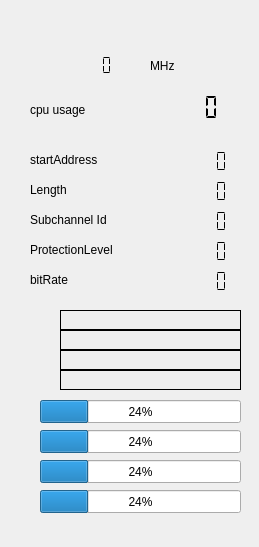
First picture: the form in eti-backend/forms/technical_data.ui, repository JvanKatwijk/eti-stuff, before the edit.
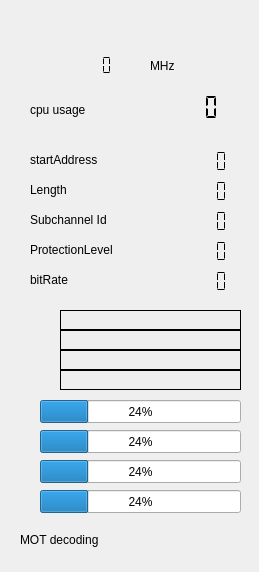
Second picture: the form after the edit.

Diff of the .ui file:
```diff
--- a/eti-backend/forms/technical_data.ui
+++ b/eti-backend/forms/technical_data.ui
@@ -7,7 +7,7 @@
     <x>0</x>
     <y>0</y>
     <width>259</width>
-    <height>547</height>
+    <height>572</height>
    </rect>
   </property>
   <property name="windowTitle">
@@ -366,6 +366,32 @@
     <enum>QLCDNumber::Flat</enum>
    </property>
   </widget>
+  <widget class="QLabel" name="label_4">
+   <property name="geometry">
+    <rect>
+     <x>20</x>
+     <y>530</y>
+     <width>121</width>
+     <height>20</height>
+    </rect>
+   </property>
+   <property name="text">
+    <string>MOT decoding</string>
+   </property>
+  </widget>
+  <widget class="QLabel" name="motDisplay">
+   <property name="geometry">
+    <rect>
+     <x>182</x>
+     <y>530</y>
+     <width>41</width>
+     <height>20</height>
+    </rect>
+   </property>
+   <property name="text">
+    <string/>
+   </property>
+  </widget>
  </widget>
  <resources/>
  <connections/>
```
